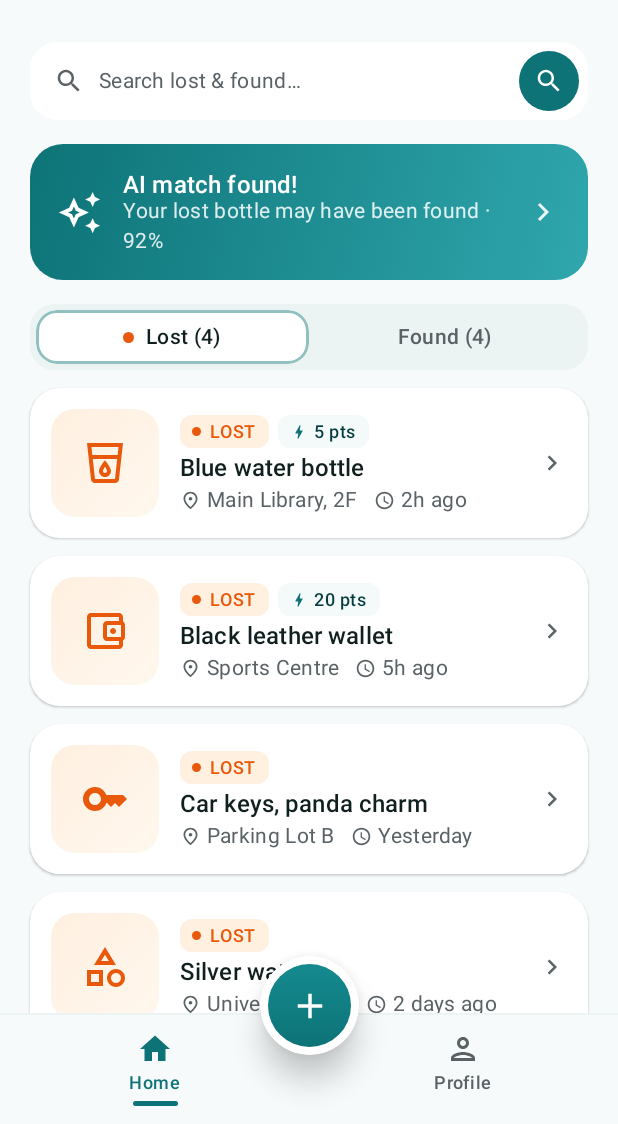
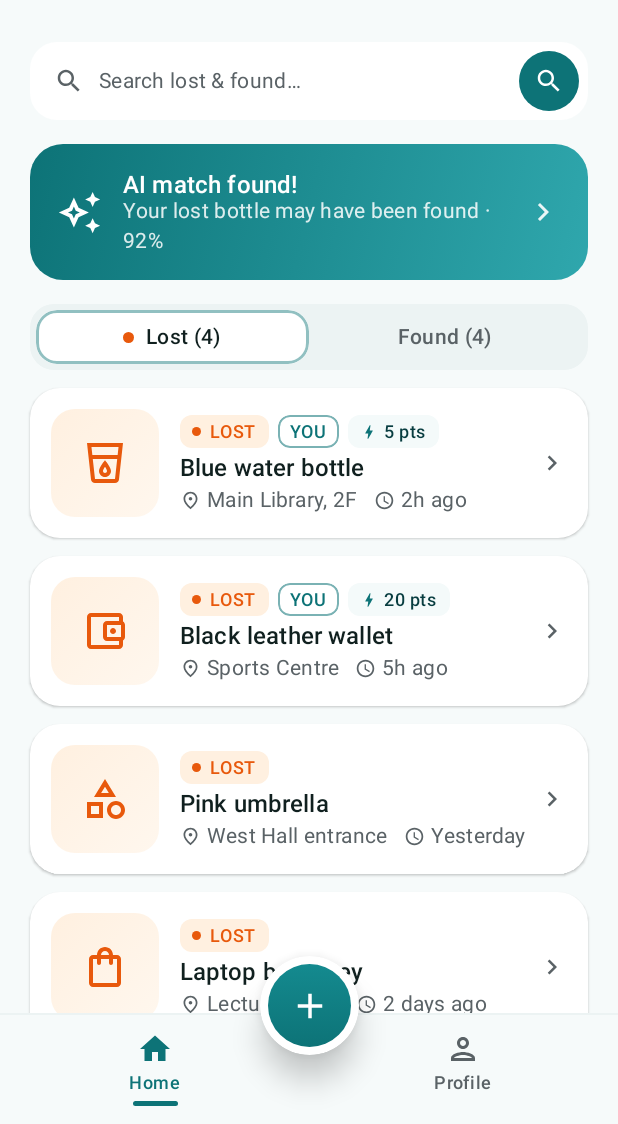
Before and after one commit to android-app-development-course/2026-Autumn-Aberdeen-1-ReFind, an Android app built with Jetpack Compose: the screen it shows after launch (MainActivity), after a tap on "Sign in", on a phone screen of 412 x 824 dp, the part 112-1236 px from its top. Run offline under Robolectric (Android 15) with nearby library versions, the phone set to English and light mode, and no system bars.

Commit message:
refactor(ia): separate feed from profile, mark own reports with YOU
The feed previously duplicated the profile's 'my reports' list. Now the
feed is the community stream (mixed reporters, Peter's own entries flagged
with an outlined YOU chip) and the profile lists only the signed-in user's
reports. Mock data extended with other students' lost reports so both
tabs read like a real campus feed.

```diff
--- a/app/src/main/java/com/refind/app/data/MockData.kt
+++ b/app/src/main/java/com/refind/app/data/MockData.kt
@@ -4,6 +4,9 @@ package com.refind.app.data
  * Demo data for the phase-2 UI prototype. Everything is in-memory and
  * hand-written to tell one coherent campus story: Peter loses his water
  * bottle, ReFind matches it with a finder's report, they verify and chat.
+ *
+ * The feed mixes reports from the whole community (Peter's own entries are
+ * flagged "YOU" in the UI); the profile lists only Peter's own reports.
  */
 
 enum class ItemStatus { LOST, FOUND }
@@ -42,6 +45,7 @@ data class ChatMessage(
 object DemoData {
     const val USER_NAME = "Peter"
 
+    /** Community lost reports — Peter's own two plus other students'. */
     val lostItems = listOf(
         ItemReport(
             id = 1,
@@ -67,26 +71,27 @@ object DemoData {
         ),
         ItemReport(
             id = 3,
-            title = "Car keys, panda charm",
-            category = Category.KEYS,
-            location = "Parking Lot B",
+            title = "Pink umbrella",
+            category = Category.OTHER,
+            location = "West Hall entrance",
             timeAgo = "Yesterday",
             status = ItemStatus.LOST,
-            colour = "Silver",
-            reporter = USER_NAME,
+            colour = "Pink",
+            reporter = "Sara",
         ),
         ItemReport(
             id = 4,
-            title = "Silver watch",
-            category = Category.OTHER,
-            location = "University Gym",
+            title = "Laptop bag, grey",
+            category = Category.BAG,
+            location = "Lecture Hall B",
             timeAgo = "2 days ago",
             status = ItemStatus.LOST,
-            colour = "Silver",
-            reporter = USER_NAME,
+            colour = "Grey",
+            reporter = "Tom",
         ),
     )
 
+    /** Community found reports from other students. */
     val foundItems = listOf(
         ItemReport(
             id = 11,
@@ -120,13 +125,13 @@ object DemoData {
         ),
         ItemReport(
             id = 14,
-            title = "Transparent umbrella",
-            category = Category.OTHER,
+            title = "Set of keys with strap",
+            category = Category.KEYS,
             location = "Main Gate",
             timeAgo = "Yesterday",
             status = ItemStatus.FOUND,
-            colour = "Clear",
-            reporter = "Amy",
+            colour = "Silver",
+            reporter = "Ben",
         ),
     )
 
--- a/app/src/main/java/com/refind/app/ui/ReFindApp.kt
+++ b/app/src/main/java/com/refind/app/ui/ReFindApp.kt
@@ -172,7 +172,8 @@ fun ReFindApp(modifier: Modifier = Modifier) {
                     onReport = { screen = Screen.Report },
                 ) {
                     ProfileScreen(
-                        myReports = lostReports,
+                        myReports = (lostReports + DemoData.foundItems)
+                            .filter { it.reporter == DemoData.USER_NAME },
                         onSignOut = { screen = Screen.Login },
                     )
                 }
--- a/app/src/main/java/com/refind/app/ui/components/Common.kt
+++ b/app/src/main/java/com/refind/app/ui/components/Common.kt
@@ -7,6 +7,7 @@ import androidx.compose.animation.core.animateFloatAsState
 import androidx.compose.animation.core.spring
 import androidx.compose.animation.core.tween
 import androidx.compose.foundation.background
+import androidx.compose.foundation.border
 import androidx.compose.foundation.interaction.MutableInteractionSource
 import androidx.compose.foundation.interaction.collectIsPressedAsState
 import androidx.compose.foundation.layout.Arrangement
@@ -146,6 +147,7 @@ fun ItemCard(
     modifier: Modifier = Modifier,
     index: Int = 0,
     animateIn: Boolean = true,
+    isMine: Boolean = false,
 ) {
     val interaction = remember { MutableInteractionSource() }
     val heroBrush = Brush.linearGradient(
@@ -193,6 +195,10 @@ fun ItemCard(
             ) {
                 Row(verticalAlignment = Alignment.CenterVertically) {
                     StatusBadge(item.status)
+                    if (isMine) {
+                        Spacer(Modifier.width(6.dp))
+                        MineChip()
+                    }
                     if (item.reward != null) {
                         Spacer(Modifier.width(6.dp))
                         RewardChip(amount = item.reward)
@@ -243,6 +249,28 @@ fun ItemCard(
                 modifier = Modifier.size(20.dp),
             )
         }
+    }
+}
+
+/** Small outlined "YOU" chip marking the viewer's own reports in the feed. */
+@Composable
+fun MineChip(modifier: Modifier = Modifier) {
+    Row(
+        modifier = modifier
+            .clip(RoundedCornerShape(8.dp))
+            .background(Color.Transparent)
+            .border(
+                width = 1.dp,
+                color = MaterialTheme.colorScheme.primary.copy(alpha = 0.55f),
+                shape = RoundedCornerShape(8.dp),
+            )
+            .padding(horizontal = 8.dp, vertical = 4.dp),
+    ) {
+        Text(
+            text = "YOU",
+            style = MaterialTheme.typography.labelMedium,
+            color = MaterialTheme.colorScheme.primary,
+        )
     }
 }
 
--- a/app/src/main/java/com/refind/app/ui/screens/FeedScreen.kt
+++ b/app/src/main/java/com/refind/app/ui/screens/FeedScreen.kt
@@ -145,6 +145,7 @@ fun FeedScreen(
                 item = item,
                 onClick = { onItemClick(item) },
                 index = index + 2,
+                isMine = item.reporter == userName,
             )
         }
     }
```
